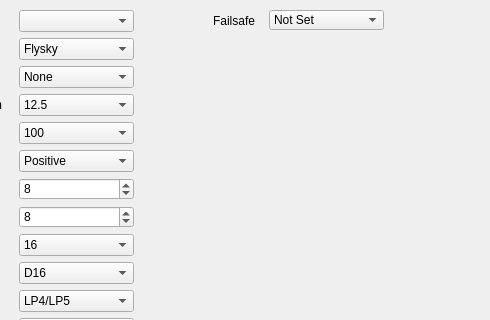
Old version of the form eepe/eepskye/src/ProtocolDialog.ui in the repository MikeBland/mbtx; both pictures show x 121 to 611 and y 0 to 320 of the 611 by 483 pixel window.
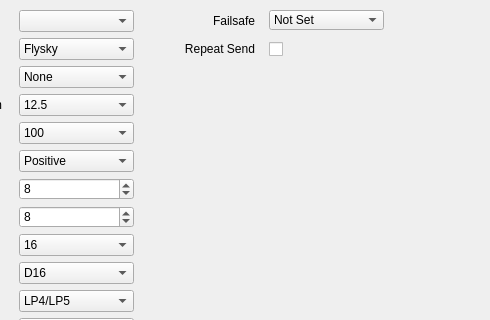
New version of the form.

What changed in the file:
```diff
--- a/eepe/eepskye/src/ProtocolDialog.ui
+++ b/eepe/eepskye/src/ProtocolDialog.ui
@@ -1043,7 +1043,7 @@
       </property>
      </widget>
     </item>
-    <item row="1" column="2">
+    <item row="16" column="2">
      <spacer name="horizontalSpacer">
       <property name="orientation">
        <enum>Qt::Horizontal</enum>
@@ -1056,6 +1056,28 @@
       </property>
      </spacer>
     </item>
+    <item row="1" column="2">
+     <widget class="QLabel" name="RepeatLabel">
+      <property name="minimumSize">
+       <size>
+        <width>115</width>
+        <height>0</height>
+       </size>
+      </property>
+      <property name="maximumSize">
+       <size>
+        <width>115</width>
+        <height>16777215</height>
+       </size>
+      </property>
+      <property name="text">
+       <string>Repeat Send</string>
+      </property>
+      <property name="alignment">
+       <set>Qt::AlignRight|Qt::AlignTrailing|Qt::AlignVCenter</set>
+      </property>
+     </widget>
+    </item>
    </layout>
   </widget>
   <widget class="QComboBox" name="FailsafeCB">
@@ -1105,6 +1127,19 @@
     </property>
    </item>
   </widget>
+  <widget class="QCheckBox" name="RepeatSendCB">
+   <property name="geometry">
+    <rect>
+     <x>390</x>
+     <y>40</y>
+     <width>71</width>
+     <height>18</height>
+    </rect>
+   </property>
+   <property name="text">
+    <string/>
+   </property>
+  </widget>
  </widget>
  <resources/>
  <connections>
```
